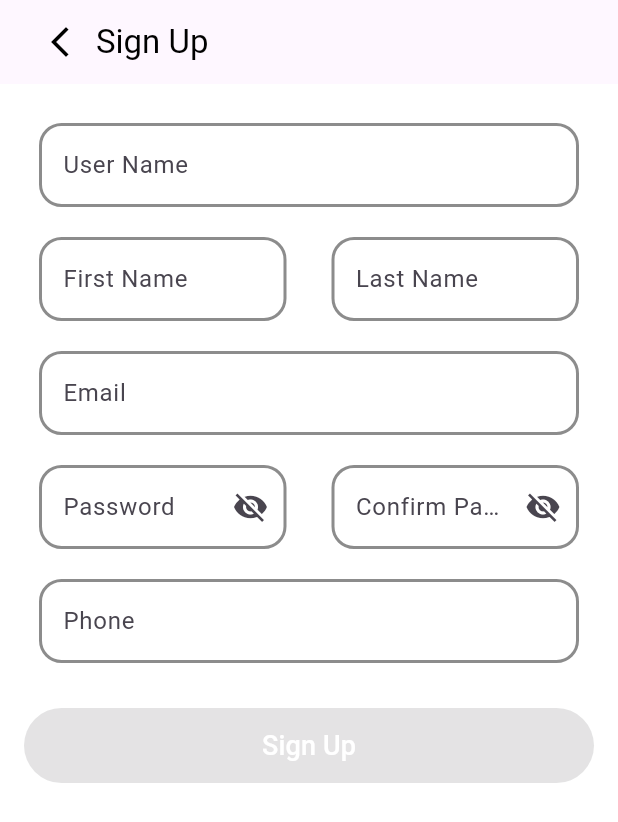
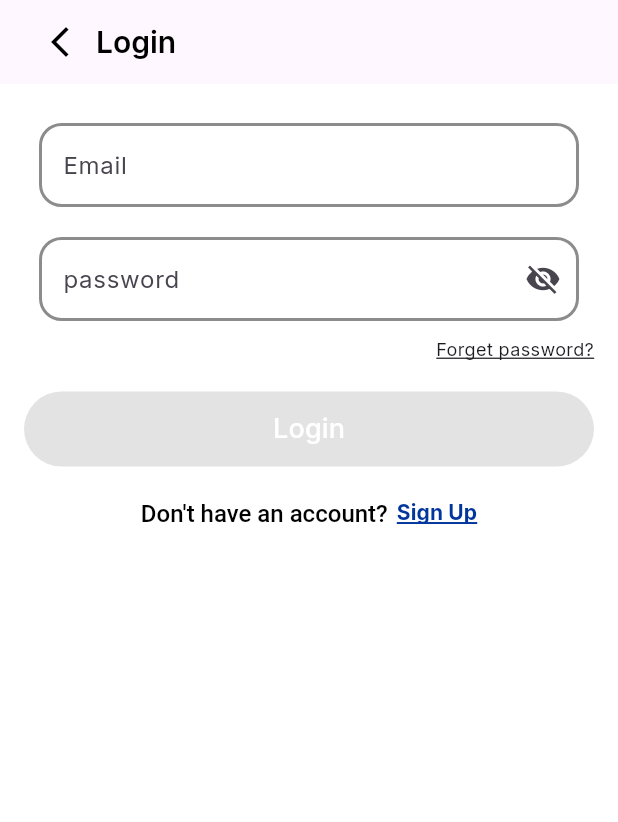
Before and after one commit to kerols20/Exam_c3, a Flutter app: the screen it shows after launch, on a phone screen of 412 x 824 dp. Shown: the top 822 px of the screen. Run offline on Flutter 3.47's test engine with Material 3 defaults, Android fonts, the phone set to English and light mode, and no system bars; our stand-ins replace dio, flutter_screenutil, get_it, google_fonts, injectable, retrofit; generated files the repository leaves out were written again.

Commit message:
feat: Implement SignIn functionality with remote data source and repository pattern
- Added SignInRemoteDataSource interface for sign-in requests.
- Created SignInRepoImpl to handle sign-in logic using SignInRemoteDataSource.
- Implemented SignInRemoteDataSourceImpl to interact with the API client for sign-in.
- Defined SignInRequest model for sign-in data serialization.
- Updated ApiClient to include signIn method for API calls.
- Created SignInResponse model for handling sign-in responses.
- Added routing for sign-in screen in App_Routs_names and App_Routs_page.
- Configured dependency injection for SignInUseCase and related classes.
- Developed SignInView for user interface and interaction.
- Enhanced ViewModel to include signIn method for handling sign-in requests.
- Updated pubspec.yaml and pubspec.lock for new dependencies.

```diff
--- /dev/null
+++ b/lib/Data/Data_Source/SignInRemoteDataSource.dart
@@ -0,0 +1,5 @@
+import 'package:project_one_c3_team/api/Request/sign_in_request.dart';
+
+abstract class SignInRemoteDataSource {
+  Future<void> signIn(SignInRequest request);
+}
--- /dev/null
+++ b/lib/api/Request/sign_in_request.dart
@@ -0,0 +1,23 @@
+
+import 'package:json_annotation/json_annotation.dart';
+
+part 'sign_in_request.g.dart';
+@JsonSerializable()
+class SignInRequest {
+  @JsonKey(name: "email")
+  final String? email;
+  @JsonKey(name: "password")
+  final String? password;
+  SignInRequest ({
+    this.email,
+    this.password,
+  });
+
+  factory SignInRequest.fromJson(Map<String, dynamic> json) {
+    return _$SignInRequestFromJson(json);
+  }
+
+  Map<String, dynamic> toJson() {
+    return _$SignInRequestToJson(this);
+  }
+}
--- a/lib/api/api_clint/Api_Clint.dart
+++ b/lib/api/api_clint/Api_Clint.dart
@@ -1,3 +1,5 @@
+import 'package:project_one_c3_team/api/Request/sign_in_request.dart';
+//import 'package:project_one_c3_team/api/response/sign_in_response.dart';
 import 'package:retrofit/retrofit.dart';
 import 'package:dio/dio.dart';
 
@@ -9,4 +11,7 @@ abstract class ApiClient {
 
   @POST("v1/auth/signUp")
   Future<void> signUp(@Body() SignUpRequest request);
+
+ @POST("v1/auth/signIn")
+  Future<void> signIn(@Body() SignInRequest request);
 }
--- /dev/null
+++ b/lib/api/response/sign_in_response.dart
@@ -0,0 +1,3 @@
+class SignInResponse {
+
+}
--- a/lib/core/Routs/App_Routs_names.dart
+++ b/lib/core/Routs/App_Routs_names.dart
@@ -1,3 +1,4 @@
 class App_Routs_names{
   static const String signUpScreen = "/signup";
+  static const String signInScreen = "/signin";
 }
--- a/lib/core/Routs/App_Routs_page.dart
+++ b/lib/core/Routs/App_Routs_page.dart
@@ -1,5 +1,6 @@
 import 'package:flutter/material.dart';
-import '../../singUp/signup.dart';
+import 'package:project_one_c3_team/presentation/views/auth/sign_in_view.dart';
+import '../../presentation/views/auth/sign_up_view.dart';
 import 'App_Routs_names.dart';
 
 interface class App_Routs_page {
@@ -7,6 +8,8 @@ interface class App_Routs_page {
     switch (settings.name) {
       case App_Routs_names.signUpScreen:
         return MaterialPageRoute(builder: (context) => const SignUpScreen());
+      case App_Routs_names.signInScreen:
+        return MaterialPageRoute(builder: (context) => const SignInView());
 
       default:
         return MaterialPageRoute(builder: (context) => const SignUpScreen());
--- /dev/null
+++ b/lib/domin/UsaCase/SignInUseCase.dart
@@ -0,0 +1,11 @@
+import 'package:injectable/injectable.dart';
+import 'package:project_one_c3_team/api/Request/sign_in_request.dart';
+import 'package:project_one_c3_team/domin/repositries/sign_in_reposetories.dart';
+@injectable
+class SignInUseCase {
+  final SignInRepositories _signInRepositories;
+  SignInUseCase(this._signInRepositories);
+  Future<void> signIn(SignInRequest request)  {
+    return _signInRepositories.signIn(request);
+  }
+}
--- /dev/null
+++ b/lib/domin/repositries/sign_in_reposetories.dart
@@ -0,0 +1,5 @@
+import 'package:project_one_c3_team/api/Request/sign_in_request.dart';
+
+abstract class SignInRepositories {
+  Future<void> signIn(SignInRequest request);
+}
--- a/lib/main.dart
+++ b/lib/main.dart
@@ -1,5 +1,6 @@
 import 'package:flutter/material.dart';
 import 'package:flutter_screenutil/flutter_screenutil.dart';
+import 'package:google_fonts/google_fonts.dart';
 import 'core/Routs/App_Routs_names.dart';
 import 'core/Routs/App_Routs_page.dart';
 import 'di/di.dart';
@@ -19,8 +20,13 @@ class MyApp extends StatelessWidget {
       splitScreenMode: true,
     builder: (_ , child) {
         return MaterialApp(
-        initialRoute: App_Routs_names.signUpScreen,
+          debugShowCheckedModeBanner: false,
+        initialRoute: App_Routs_names.signInScreen,
         onGenerateRoute: App_Routs_page.route,
+        theme: ThemeData(
+          scaffoldBackgroundColor: Colors.white,
+          textTheme: GoogleFonts.interTextTheme(),
+        ),
       );
     }
     );
--- /dev/null
+++ b/lib/presentation/views/auth/sign_in_view.dart
@@ -0,0 +1,187 @@
+import 'package:flutter/cupertino.dart';
+import 'package:flutter/material.dart';
+import 'package:project_one_c3_team/api/Request/sign_in_request.dart';
+import 'package:project_one_c3_team/core/Routs/App_Routs_names.dart';
+import 'package:project_one_c3_team/di/di.dart';
+import 'package:project_one_c3_team/presentation/widget/custom_Button.dart';
+import 'package:dio/dio.dart';
+import 'package:project_one_c3_team/viweModel/viweModel.dart';
+
+class SignInView extends StatefulWidget {
+  const SignInView({super.key});
+
+  @override
+  State<SignInView> createState() => _SignInViewState();
+}
+
+class _SignInViewState extends State<SignInView> {
+  final _formKey = GlobalKey<FormState>();
+  bool isValid = false;
+  final ViewModel _viewModel =getIt.get<ViewModel>();
+
+  final emailController = TextEditingController();
+  final passwordController = TextEditingController();
+  bool hasUppercase = false;
+  bool hasLowercase = false;
+  bool hasNumber = false;
+  bool hasSpecialChar = false;
+
+
+  GlobalKey<FormState> formkey = GlobalKey();
+
+  @override
+  Widget build(BuildContext context) {
+    return Scaffold(
+      backgroundColor: Colors.white,
+      appBar: AppBar(
+        automaticallyImplyLeading: false,
+        title: Row(
+          children: [
+            IconButton(
+              icon: Icon(Icons.arrow_back_ios_new, color: Colors.black),
+              onPressed: () => Navigator.pop(context),
+            ),
+            const Text(
+              "Login",
+              style: TextStyle(
+                color: Colors.black,
+                fontWeight: FontWeight.w600,
+                fontSize: 20,
+              ),
+            ),
+          ],
+        ),
+        centerTitle: false,
+      ),
+      body: Form(
+        key: _formKey,
+        child: SingleChildScrollView(
+          padding: const EdgeInsets.all(16),
+          child: Column(
+            crossAxisAlignment: CrossAxisAlignment.end,
+            children: [
+              CustomFormField(
+                controller: emailController,
+                labelText: "Email",
+                hintText: "Enter your email",
+                validator: (val) => val == null || val.isEmpty
+                    ? 'Required'
+                    : !RegExp(r'^[\w-\.]+@([\w-]+\.)+[\w-]{2,4}$').hasMatch(val)
+                    ? 'Invalid email'
+                    : null,
+                onChanged: (_) => _updateFormValidity(),
+              ),
+              CustomFormField(
+                controller: passwordController,
+                labelText: "password",
+                isPassword: true,
+                suffixIcon: Icons.visibility,
+                hintText: "Enter your password",
+
+                validator: (val) =>
+                    val == null || val.isEmpty ? 'Required' : null,
+                onChanged: (_) => _updateFormValidity(),
+              ),
+            Text('Forget password?',
+            style: TextStyle(
+              fontSize: 12,
+              decoration: TextDecoration.underline,
+            ),),
+              const SizedBox(height: 20),
+
+              SizedBox(
+              width: double.infinity,
+              height: 50,
+              child: ElevatedButton(
+                onPressed: isValid ? _onSignUpPressed : null,
+                style: ElevatedButton.styleFrom(
+                backgroundColor: isValid ? Colors.blue : Colors.grey,
+                shape: RoundedRectangleBorder(
+                  borderRadius: BorderRadius.circular(25),
+                ),
+                ),
+                child: const Text(
+                "Login",
+                style: TextStyle(color: Colors.white, fontSize: 18),
+                ),
+              ),
+              ),
+              const SizedBox(height: 20),
+              Row(
+              mainAxisAlignment: MainAxisAlignment.center,
+              children: [
+                RichText(
+                text: TextSpan(
+                  children: [
+                  const TextSpan(
+                    text: "Don't have an account?",
+                    style: TextStyle(
+                    color: Colors.black,
+                    fontSize: 16,
+                    fontWeight: FontWeight.w500,
+                    ),
+                  ),
+                  WidgetSpan(
+                    child: TextButton(
+                    onPressed: () {
+                      Navigator.pushNamed(context, App_Routs_names.signUpScreen);
+                    },
+                    style: TextButton.styleFrom(
+                      padding: EdgeInsets.only(left: 6), // Remove padding
+                      minimumSize: Size(0, 0), // Remove minimum size
+                      tapTargetSize: MaterialTapTargetSize.shrinkWrap,
+                    ),
+                    child: const Text(
+                      "Sign Up",
+                      style: TextStyle(
+                      color: Color(0xFF02369C),
+                      fontWeight: FontWeight.bold,
+                      decoration: TextDecoration.underline,
+                      decorationColor: Color(0xFF02369C),
+                      ),
+                    ),
+                    ),
+                  ),
+                  ],
+                ),
+                ),
+              ],
+              ),
+            ],
+          ),
+        ),
+      ),
+    );
+  }
+
+
+  void _updateFormValidity() {
+    setState(() {
+      isValid = _formKey.currentState?.validate() ?? false;
+    });
+  }
+
+  void _onSignUpPressed() async {
+    if (!_formKey.currentState!.validate()) return;
+    final request = SignInRequest(
+    email: emailController.text.trim(),
+    password: passwordController.text.trim(),
+    );
+
+    try {
+      await _viewModel.signIn(request);
+      if (!mounted) return;
+      ScaffoldMessenger.of(context).showSnackBar(
+        const SnackBar(content: Text("Sign up successful")),
+      );
+    } catch (error) {
+      if (error is DioException) {
+        print("❌ Dio Error: ${error.response?.data}");
+        print("📦 Request: ${error.requestOptions.data}");
+        print("📤 Headers: ${error.requestOptions.headers}");
+      } else {
+        print("⚠️ Unknown Error: $error");
+      }
+    }
+  }
+}
--- a/lib/singUp/signup.dart
+++ b/lib/presentation/views/auth/sign_up_view.dart
@@ -1,9 +1,10 @@
 import 'package:flutter/material.dart';
-import 'package:project_one_c3_team/widget/custom_Button.dart';
+import 'package:project_one_c3_team/core/Routs/App_Routs_names.dart';
+import 'package:project_one_c3_team/presentation/widget/custom_Button.dart';
 import 'package:project_one_c3_team/api/Request/Request.dart';
 import 'package:project_one_c3_team/di/di.dart';
 import 'package:dio/dio.dart';
-import '../viweModel/viweModel.dart';
+import '../../../viweModel/viweModel.dart';
 
 class SignUpScreen extends StatefulWidget {
   const SignUpScreen({super.key});
@@ -24,12 +25,12 @@ class _SignUpScreenState extends State<SignUpScreen> {
   final phoneController = TextEditingController();
   final usernameController = TextEditingController();
 
-  late final viewModel _viewModel;
+  late final ViewModel _viewModel;
 
   @override
   void initState() {
     super.initState();
-    _viewModel = getIt<viewModel>();
+    _viewModel = getIt<ViewModel>();
   }
 
   @override
--- a/lib/viweModel/viweModel.dart
+++ b/lib/viweModel/viweModel.dart
@@ -1,13 +1,20 @@
 import 'package:injectable/injectable.dart';
+import 'package:project_one_c3_team/api/Request/sign_in_request.dart';
+import 'package:project_one_c3_team/domin/UsaCase/SignInUseCase.dart';
 
 import '../api/Request/Request.dart';
 import '../domin/UsaCase/SignUp_UsaCase.dart';
 
 @injectable
-class viewModel{
+class ViewModel{
   SignUp_UsaCase _case;
-  viewModel(this._case);
+  SignInUseCase _signInUseCase;
+  ViewModel(this._case,this._signInUseCase);
   Future<void> signUp(SignUpRequest request){
     return _case.signUp(request);
   }
+
+  Future<void> signIn(SignInRequest request) {
+    return _signInUseCase.signIn(request);
+  }
 }
```
Also changed, not shown: lib/Data/repositries_Imp/SignInRepoImpl.dart (added, +15 -0 lines), lib/api/Data_Source_Imp/SignInRemoteDataSourceImpl.dart (added, +15 -0 lines), pubspec.yaml (+16 -22 lines), lib/api/Request/Request.g.dart (added), lib/api/Request/sign_in_request.g.dart (added), lib/api/api_clint/Api_Clint.g.dart (added), lib/di/di.config.dart (added), lib/presentation/widget/custom_Button.dart (renamed from lib/widget/custom_Button.dart), pubspec.lock, 1 other file.
